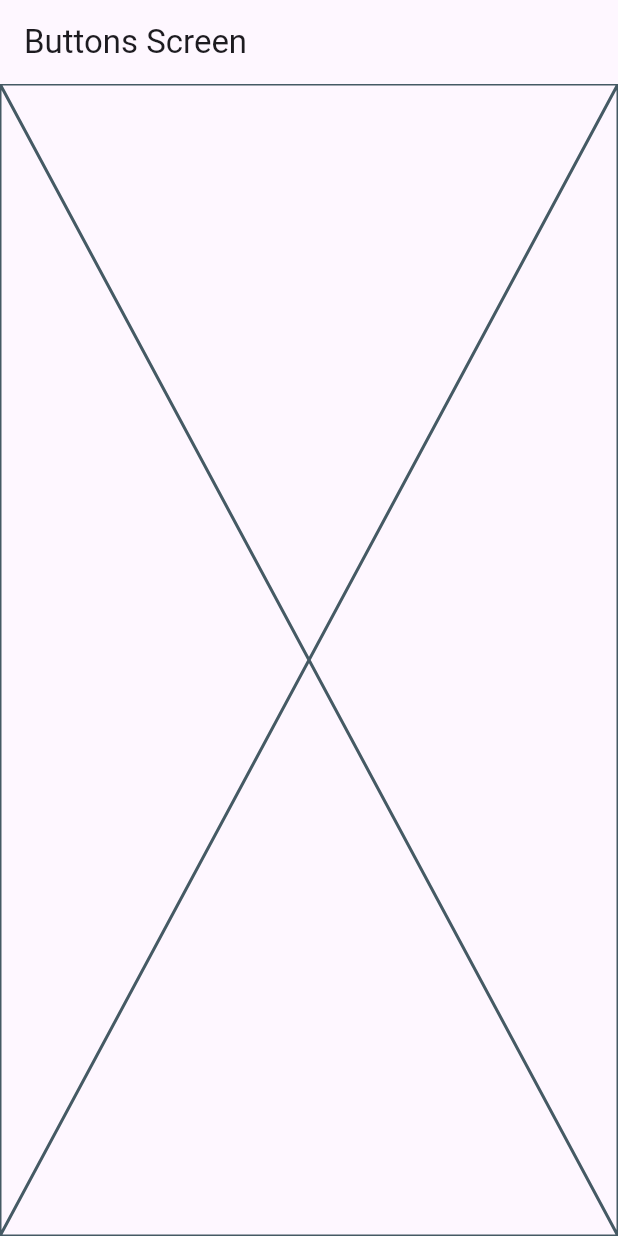
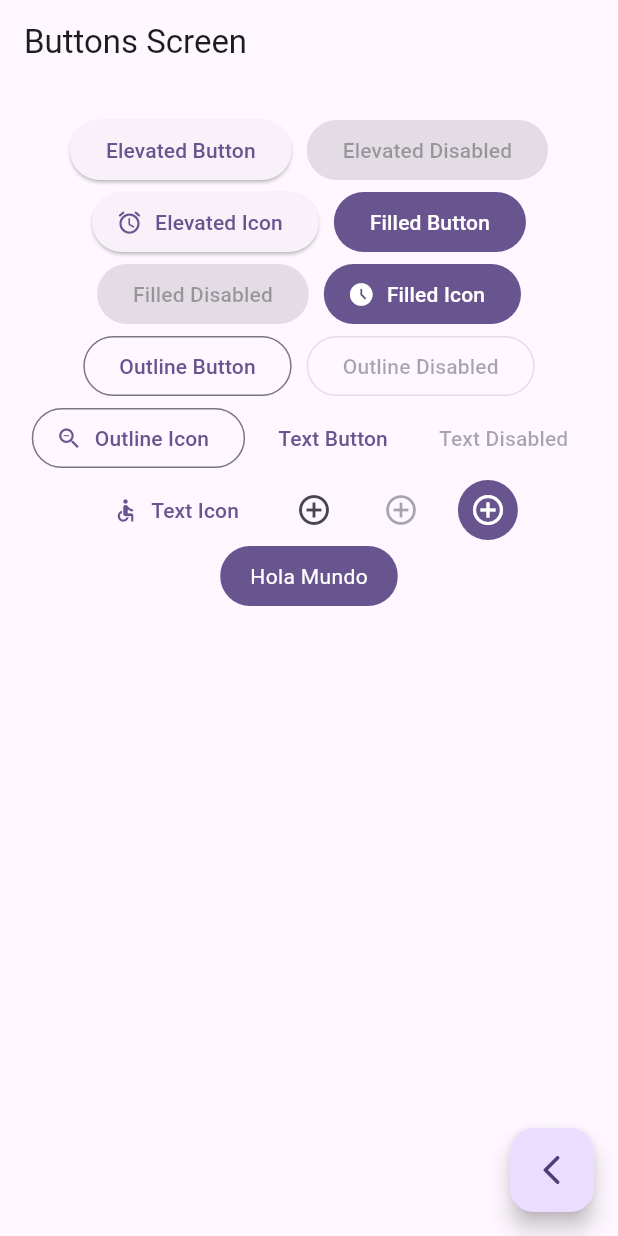
Before and after one commit to matiasespinozah/FlutterLearningMultipleWidgets, a Flutter app: the ButtonsScreen screen opened by its route, on a phone screen of 412 x 824 dp. Run offline on Flutter 3.47's test engine with Material 2 defaults, Android fonts, the phone set to English and light mode, and no system bars; our stand-ins replace go_router.

Commit message:
buttons screen finish

```diff
--- a/lib/presentation/screens/buttons/buttons_screen.dart
+++ b/lib/presentation/screens/buttons/buttons_screen.dart
@@ -1,4 +1,5 @@
 import 'package:flutter/material.dart';
+import 'package:go_router/go_router.dart';
 
 class ButtonsScreen extends StatelessWidget {
   static const name = 'buttons_screen';
@@ -11,7 +12,131 @@ class ButtonsScreen extends StatelessWidget {
       appBar: AppBar(
         title: const Text('Buttons Screen'),
       ),
-      body: const Placeholder(),
+      body: const _ButtonsView(),
+      floatingActionButton: FloatingActionButton(
+        child: const Icon(Icons.arrow_back_ios_rounded),
+        onPressed: () {
+          context.pop();
+        },
+      ),
     );
   }
 }
+
+class _ButtonsView extends StatelessWidget {
+  const _ButtonsView();
+
+  @override
+  Widget build(BuildContext context) {
+    final colors = Theme.of(context).colorScheme;
+
+    return SizedBox(
+      width: double.infinity,
+      child: Padding(
+        padding: const EdgeInsets.symmetric(horizontal: 10, vertical: 20),
+        child: Wrap(
+          spacing: 10,
+          crossAxisAlignment: WrapCrossAlignment.center,
+          alignment: WrapAlignment.center,
+          children: [
+            ElevatedButton(
+              onPressed: () {},
+              child: const Text('Elevated Button'),
+            ),
+            const ElevatedButton(
+              onPressed: null,
+              child: Text('Elevated Disabled'),
+            ),
+            ElevatedButton.icon(
+              onPressed: () {},
+              icon: const Icon(Icons.access_alarm_rounded),
+              label: const Text('Elevated Icon'),
+            ),
+            FilledButton(
+              onPressed: () {},
+              child: const Text('Filled Button'),
+            ),
+            const FilledButton(
+              onPressed: null,
+              child: Text('Filled Disabled'),
+            ),
+            FilledButton.icon(
+              onPressed: () {},
+              icon: const Icon(Icons.access_time_filled),
+              label: const Text('Filled Icon'),
+            ),
+            OutlinedButton(
+              onPressed: () {},
+              child: const Text('Outline Button'),
+            ),
+            const OutlinedButton(
+              onPressed: null,
+              child: Text('Outline Disabled'),
+            ),
+            OutlinedButton.icon(
+              onPressed: () {},
+              icon: const Icon(Icons.zoom_out),
+              label: const Text('Outline Icon'),
+            ),
+            TextButton(
+              onPressed: () {},
+              child: const Text('Text Button'),
+            ),
+            const TextButton(
+              onPressed: null,
+              child: Text('Text Disabled'),
+            ),
+            TextButton.icon(
+              onPressed: () {},
+              icon: const Icon(Icons.accessible_rounded),
+              label: const Text('Text Icon'),
+            ),
+            IconButton(
+              onPressed: () {},
+              icon: const Icon(Icons.add_circle_outline),
+            ),
+            const IconButton(
+              onPressed: null,
+              icon: Icon(Icons.add_circle_outline),
+            ),
+            IconButton(
+              onPressed: () {},
+              icon: const Icon(Icons.add_circle_outline),
+              style: ButtonStyle(
+                backgroundColor: MaterialStatePropertyAll(colors.primary),
+                iconColor: const MaterialStatePropertyAll(Colors.white),
+              ),
+            ),
+            const CustomButton()
+          ],
+        ),
+      ),
+    );
+  }
+}
+
+class CustomButton extends StatelessWidget {
+  const CustomButton({super.key});
+
+  @override
+  Widget build(BuildContext context) {
+    final colors = Theme.of(context).colorScheme;
+
+    return ClipRRect(
+      borderRadius: BorderRadius.circular(20),
+      child: Material(
+        color: colors.primary,
+        child: InkWell(
+          onTap: () {},
+          child: const Padding(
+            padding: EdgeInsets.symmetric(horizontal: 20, vertical: 10),
+            child: Text(
+              'Hola Mundo',
+              style: TextStyle(color: Colors.white),
+            ),
+          ),
+        ),
+      ),
+    );
+  }
+}
```
